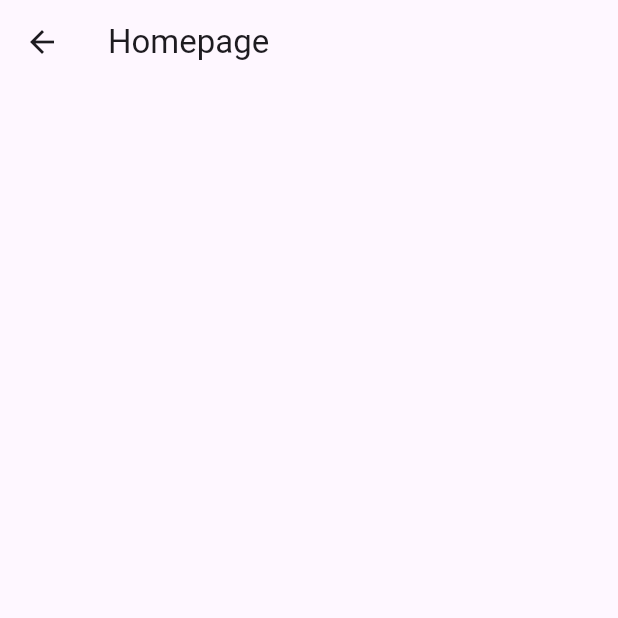
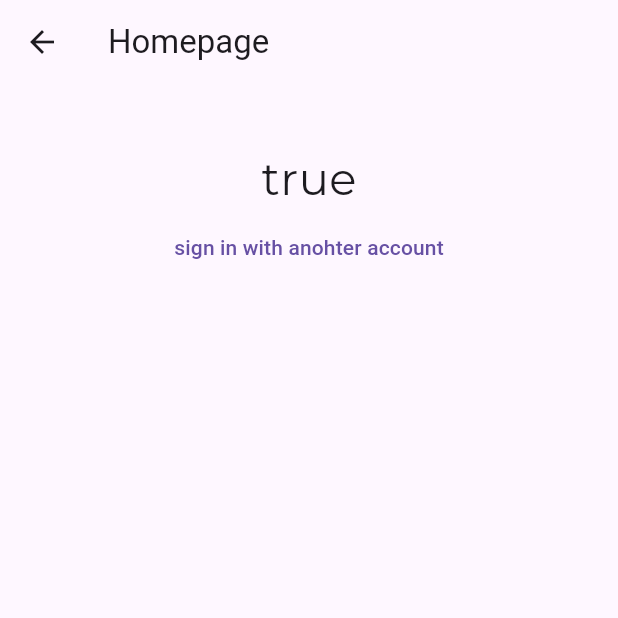
Before and after one commit to Mahmoud3177Khaled/FluttyNotes, a Flutter app: the Homepageview screen opened by its route, on a phone screen of 412 x 824 dp, the top half of it. Run offline on Flutter 3.47's test engine with Material 3 defaults, Android fonts, the phone set to English and light mode, and no system bars; our stand-ins replace firebase_auth, firebase_core; accounts and stored records are empty.

Commit message:
made some adjustments

```diff
--- a/lib/views/homepage_view.dart
+++ b/lib/views/homepage_view.dart
@@ -31,12 +31,28 @@ class Homepageview extends StatelessWidget {
 
             Text(
               user?.email ?? "user is null",
-              style: TextStyle(
+              style: const TextStyle(
                 fontSize: 30,
                 fontFamily: 'Montserrat',
                 decorationColor: maintheme
               ),
-              )
+              ),
+
+              Text(
+              user?.emailVerified.toString() ?? "user is null",
+              style: const TextStyle(
+                fontSize: 30,
+                fontFamily: 'Montserrat',
+                decorationColor: maintheme
+              ),
+              ),
+
+              TextButton(onPressed: () {
+                Navigator.of(context).pushNamed("/signup_or_login");
+              },
+               child: const Text("sign in with anohter account")
+
+               )
 
 
           ],
--- a/lib/views/login_view.dart
+++ b/lib/views/login_view.dart
@@ -223,7 +223,7 @@ class _LoginViewState extends State<LoginView> {
 
                               if(mounted)
                               {
-                                Navigator.of(context).pushNamed("/homepage");
+                                Navigator.of(context).pushNamed("/check");
                               }
 
 
--- a/lib/views/registration_view.dart
+++ b/lib/views/registration_view.dart
@@ -223,6 +223,11 @@ class _RegistrationViewState extends State<RegistrationView> {
                                   print("Email entered was invalid");
                                 }
                               }
+
+                              if(mounted)
+                              {
+                                Navigator.of(context).pushNamed("/verify");
+                              }
                             },
 
                             child: const Text(
```
Also changed, not shown: lib/main.dart (+2 -30 lines).
